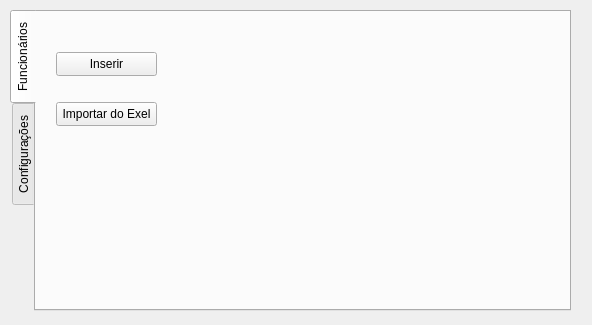
selrahcsan/CrachaFacil, file form.ui: the form before one commit.
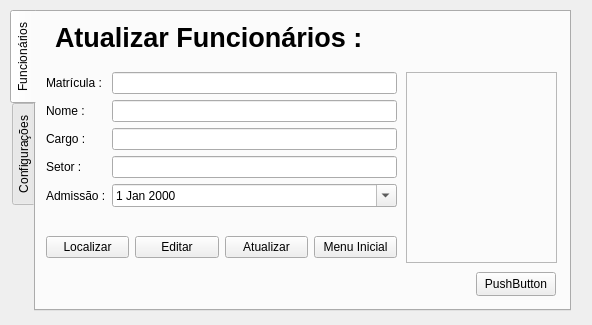
The form after the commit.

Diff of the .ui file:
```diff
--- a/form.ui
+++ b/form.ui
@@ -42,7 +42,7 @@
       </rect>
      </property>
      <property name="currentIndex">
-      <number>0</number>
+      <number>2</number>
      </property>
      <widget class="QWidget" name="menu_funcionarios">
       <widget class="QPushButton" name="inserir_funcionario">
@@ -62,7 +62,7 @@
        <property name="geometry">
         <rect>
          <x>10</x>
-         <y>80</y>
+         <y>70</y>
          <width>101</width>
          <height>24</height>
         </rect>
@@ -201,7 +201,166 @@
        </layout>
       </widget>
      </widget>
-     <widget class="QWidget" name="Atualizar_funcionarios"/>
+     <widget class="QWidget" name="atualizar_funcionarios">
+      <widget class="QLabel" name="image_label_2">
+       <property name="geometry">
+        <rect>
+         <x>360</x>
+         <y>50</y>
+         <width>151</width>
+         <height>191</height>
+        </rect>
+       </property>
+       <property name="frameShape">
+        <enum>QFrame::Shape::StyledPanel</enum>
+       </property>
+       <property name="margin">
+        <number>-1</number>
+       </property>
+      </widget>
+      <widget class="QLabel" name="label_12">
+       <property name="geometry">
+        <rect>
+         <x>9</x>
+         <y>0</y>
+         <width>311</width>
+         <height>31</height>
+        </rect>
+       </property>
+       <property name="font">
+        <font>
+         <pointsize>20</pointsize>
+         <bold>true</bold>
+        </font>
+       </property>
+       <property name="text">
+        <string>Atualizar Funcionários : </string>
+       </property>
+      </widget>
+      <widget class="QPushButton" name="localizar_mais_um">
+       <property name="geometry">
+        <rect>
+         <x>430</x>
+         <y>250</y>
+         <width>80</width>
+         <height>24</height>
+        </rect>
+       </property>
+       <property name="text">
+        <string>PushButton</string>
+       </property>
+      </widget>
+      <widget class="QWidget" name="">
+       <property name="geometry">
+        <rect>
+         <x>0</x>
+         <y>50</y>
+         <width>351</width>
+         <height>151</height>
+        </rect>
+       </property>
+       <layout class="QFormLayout" name="formLayout_4">
+        <item row="0" column="0">
+         <widget class="QLabel" name="label_16">
+          <property name="text">
+           <string>Matrícula :</string>
+          </property>
+         </widget>
+        </item>
+        <item row="0" column="1">
+         <widget class="QLineEdit" name="lineEdit_atualizar_matricula"/>
+        </item>
+        <item row="1" column="0">
+         <widget class="QLabel" name="label_13">
+          <property name="text">
+           <string>Nome :</string>
+          </property>
+         </widget>
+        </item>
+        <item row="1" column="1">
+         <widget class="QLineEdit" name="lineEdit_atualizar_nome">
+          <property name="readOnly">
+           <bool>true</bool>
+          </property>
+         </widget>
+        </item>
+        <item row="2" column="0">
+         <widget class="QLabel" name="label_14">
+          <property name="text">
+           <string>Cargo :</string>
+          </property>
+         </widget>
+        </item>
+        <item row="2" column="1">
+         <widget class="QLineEdit" name="lineEdit_atualizar_cargo"/>
+        </item>
+        <item row="3" column="0">
+         <widget class="QLabel" name="label_15">
+          <property name="text">
+           <string>Setor :  </string>
+          </property>
+         </widget>
+        </item>
+        <item row="3" column="1">
+         <widget class="QLineEdit" name="lineEdit_atualizar_setor"/>
+        </item>
+        <item row="4" column="0">
+         <widget class="QLabel" name="label_17">
+          <property name="text">
+           <string>Admissão :</string>
+          </property>
+         </widget>
+        </item>
+        <item row="4" column="1">
+         <widget class="QDateEdit" name="dateEdit_atualizar_admissao">
+          <property name="calendarPopup">
+           <bool>true</bool>
+          </property>
+         </widget>
+        </item>
+       </layout>
+      </widget>
+      <widget class="QWidget" name="">
+       <property name="geometry">
+        <rect>
+         <x>0</x>
+         <y>210</y>
+         <width>351</width>
+         <height>31</height>
+        </rect>
+       </property>
+       <layout class="QHBoxLayout" name="horizontalLayout">
+        <item>
+         <widget class="QPushButton" name="pushButton_4">
+          <property name="text">
+           <string>Localizar</string>
+          </property>
+         </widget>
+        </item>
+        <item>
+         <widget class="QPushButton" name="voltar_2">
+          <property name="text">
+           <string>Editar</string>
+          </property>
+         </widget>
+        </item>
+        <item>
+         <widget class="QPushButton" name="cadastrar_2">
+          <property name="text">
+           <string>Atualizar</string>
+          </property>
+         </widget>
+        </item>
+        <item>
+         <widget class="QPushButton" name="pushButton_3">
+          <property name="text">
+           <string>Menu Inicial</string>
+          </property>
+         </widget>
+        </item>
+       </layout>
+      </widget>
+     </widget>
     </widget>
    </widget>
    <widget class="QWidget" name="tab">
```
Left out of the diff: 13 changed lines with no effect on the pictures.
